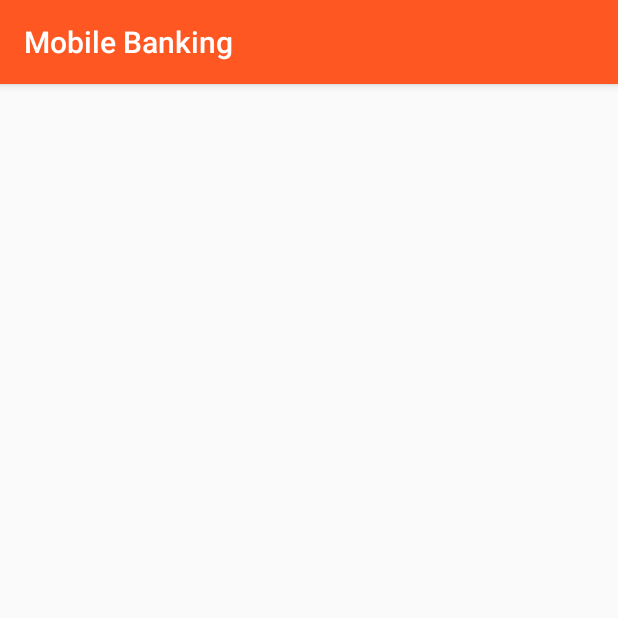
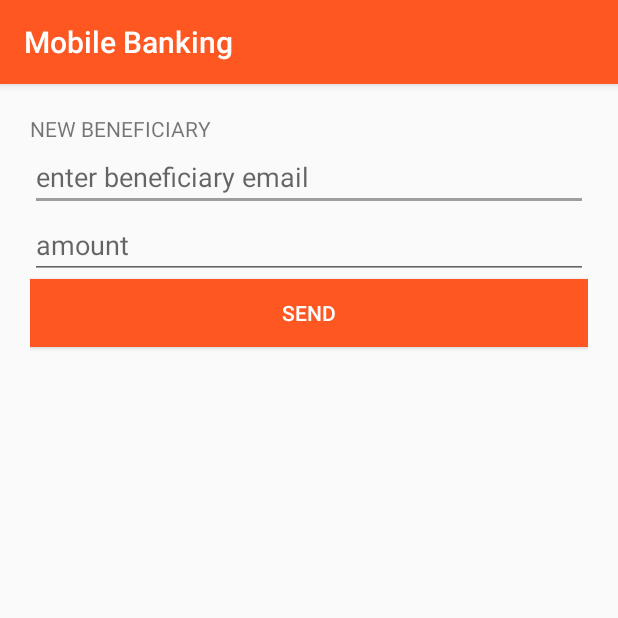
Before and after one commit to Vickyella23/Online-Banking-App, an Android app: the fragment TransfersFragment shown on its own in the app's theme, on a phone screen of 412 x 824 dp, the top half of it. Run offline under Robolectric (Android 15) with nearby library versions, the phone set to English and light mode, and no system bars; our stand-ins replace ButterKnife; libraries missing offline, so code that uses them is left out: com.backendless, com.backendless.async, com.backendless.exceptions, com.backendless.persistence.

Commit message:
bank app

```diff
--- a/app/src/main/java/com/e/mobilebanking/Login.java
+++ b/app/src/main/java/com/e/mobilebanking/Login.java
@@ -141,8 +141,7 @@ public class Login extends AppCompatActivity {
                         @Override
                         public void handleResponse(BackendlessUser response) {
                             startActivity(new Intent(Login.this, MainActivity.class));
-
-                            Login.this.finish();
+                            finish();
 
                         }
 
--- a/app/src/main/java/com/e/mobilebanking/TransfersFragment.java
+++ b/app/src/main/java/com/e/mobilebanking/TransfersFragment.java
@@ -5,15 +5,37 @@ import android.os.Bundle;
 
 import androidx.fragment.app.Fragment;
 
+import android.text.TextUtils;
 import android.view.LayoutInflater;
 import android.view.View;
+import android.view.ViewDebug;
 import android.view.ViewGroup;
+import android.widget.Button;
+import android.widget.EditText;
+import android.widget.Toast;
+
+import com.backendless.Backendless;
+import com.backendless.async.callback.AsyncCallback;
+import com.backendless.exceptions.BackendlessFault;
+import com.backendless.persistence.DataQueryBuilder;
+
+import java.util.List;
+import java.util.Map;
+
+import butterknife.BindView;
+import butterknife.ButterKnife;
+import butterknife.OnClick;
 
 
-/**
- * A simple {@link Fragment} subclass.
- */
 public class TransfersFragment extends Fragment {
+
+    @BindView(R.id.send_button)
+    Button sendButton;
+    @BindView(R.id.beneficiary_account)
+    EditText beneficiaryAccountNumber;
+    @BindView(R.id.amount_to_send)
+    EditText amountToSend;
+
     public TransfersFragment() {
 
     }
@@ -21,7 +43,51 @@ public class TransfersFragment extends Fragment {
 
     @Override
     public View onCreateView(LayoutInflater inflater, ViewGroup container, Bundle savedInstanceState) {
-        return inflater.inflate(R.layout.fragment_transfers, container, false);
+
+        View view = inflater.inflate(R.layout.fragment_transfers, container, false);
+        ButterKnife.bind(this, view);
+        return view;
     }
 
+    @OnClick(R.id.send_button)
+    void setSendButton() {
+
+        if (TextUtils.isEmpty(beneficiaryAccountNumber.getText()))
+        {
+            Toast.makeText(getActivity(), "Enter valid email address", Toast.LENGTH_SHORT).show();
+
+        }
+        else if (TextUtils.isEmpty(amountToSend.getText()))
+        {
+            Toast.makeText(getActivity(), "Enter amount to send", Toast.LENGTH_SHORT).show();
+        }
+        else {
+            String whereClause = String.format("email = '%s'",beneficiaryAccountNumber.getText());
+            DataQueryBuilder queryBuilder = DataQueryBuilder.create();
+            queryBuilder.setWhereClause(whereClause);
+
+            Backendless.Data.of("APP TABLES").find(queryBuilder, new AsyncCallback<List<Map>>() {
+                        @Override
+                        public void handleResponse(List<Map> foundContacts) {
+                            Toast.makeText(getActivity(), foundContacts.toString(), Toast.LENGTH_SHORT).show();
+                        }
+
+                        @Override
+                        public void handleFault(BackendlessFault fault) {
+                            // an error has occurred, the error code can be retrieved with fault.getCode()
+                        }
+                    });
+        }
+    }
+
+    @OnClick(R.id.beneficiary_account)
+    void setBeneficiaryAccountNumber() {
+
+    }
+
+    @OnClick(R.id.amount_to_send)
+    void setAmountToSend() {
+
+
+    }
 }
--- a/app/src/main/res/layout/fragment_transfers.xml
+++ b/app/src/main/res/layout/fragment_transfers.xml
@@ -3,10 +3,34 @@
     xmlns:tools="http://schemas.android.com/tools"
     android:layout_width="match_parent"
     android:layout_height="match_parent"
-    android:orientation="horizontal"
+    android:orientation="vertical"
+    android:padding="20dp"
     tools:context=".TransfersFragment">
 
     <!-- TODO: Update blank fragment layout -->
 
+    <TextView
+        android:layout_width="match_parent"
+        android:layout_height="wrap_content"
+        android:text="NEW BENEFICIARY"/>
 
+    <EditText
+        android:id="@+id/beneficiary_account"
+        android:layout_width="match_parent"
+        android:layout_height="45dp"
+        android:hint="enter beneficiary email"
+        />
+
+    <EditText
+        android:id="@+id/amount_to_send"
+        android:layout_width="match_parent"
+        android:layout_height="45dp"
+        android:hint="amount"/>
+    <Button
+        android:id="@+id/send_button"
+        android:layout_width="match_parent"
+        android:layout_height="45dp"
+        android:textColor="@color/white"
+        android:background="@color/colorPrimary"
+        android:text="Send"/>
 </LinearLayout>
```
Also changed, not shown: app/src/main/res/layout/fragment_history.xml (+5 -3 lines).
